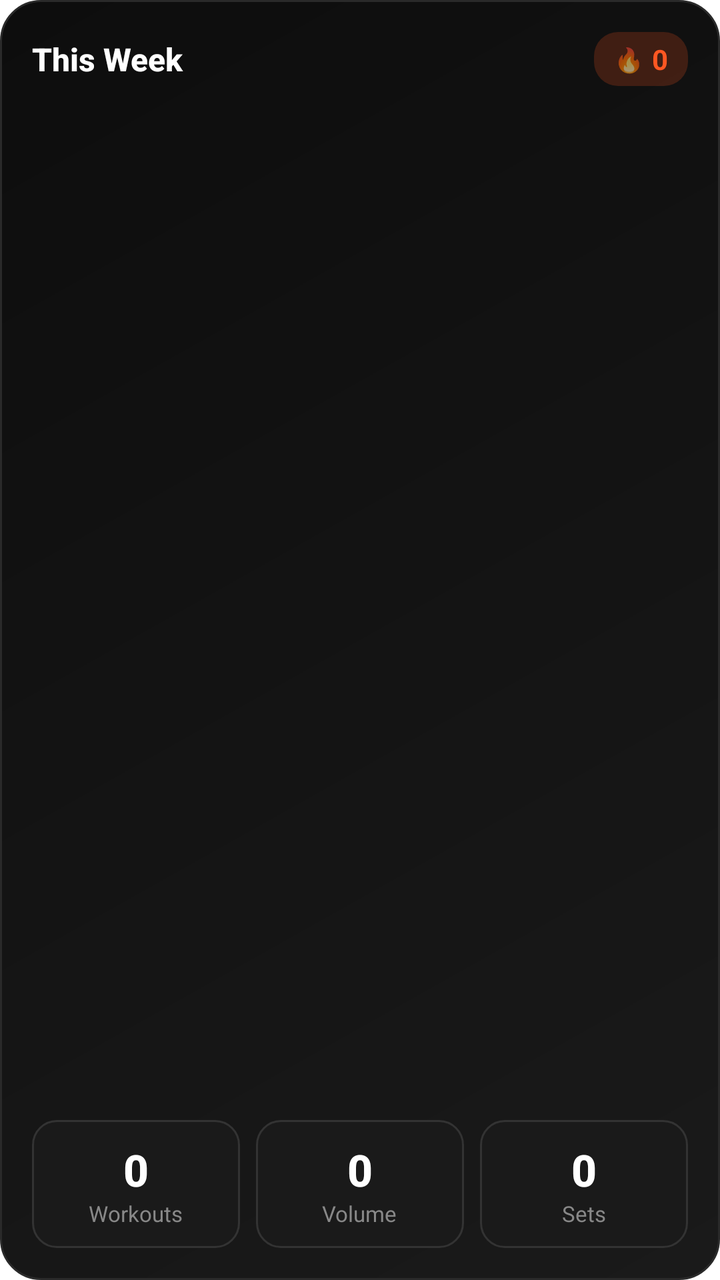
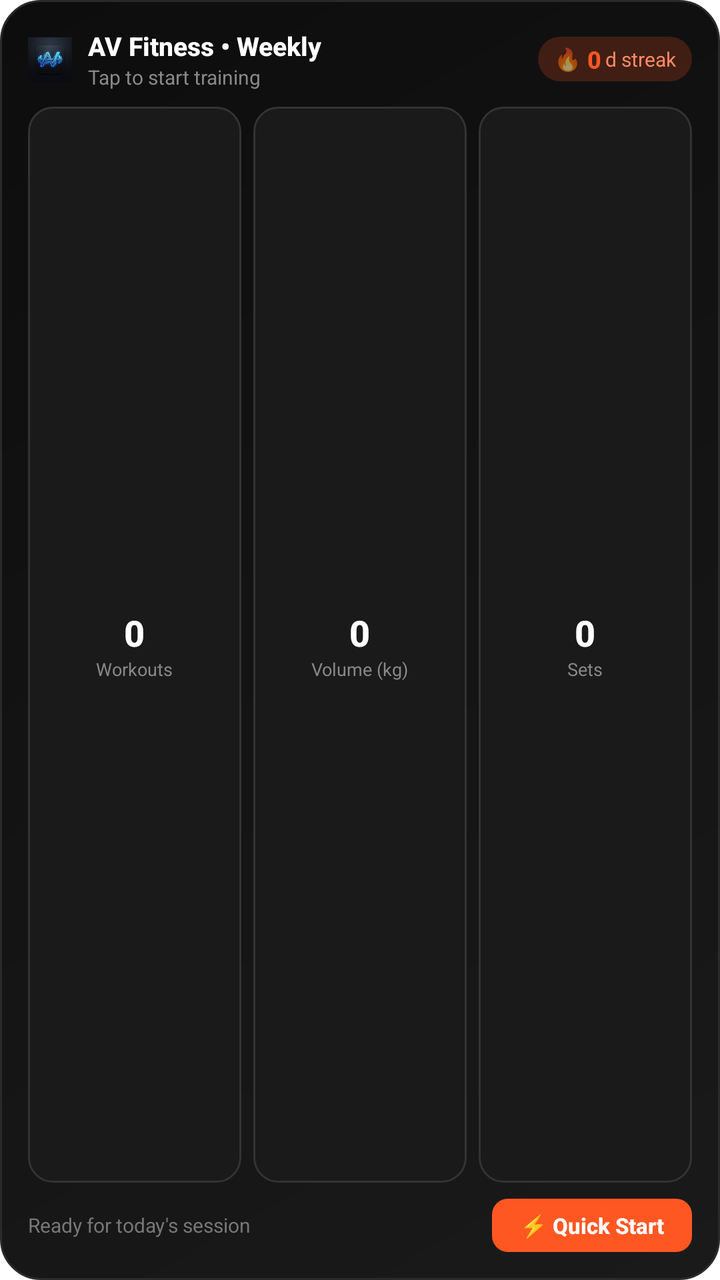

Before-and-after screenshots of an Android layout around one commit, followed by the original layout XML and the change that was made.
<!-- AndroidManifest.xml: fallback theme Theme.MaterialComponents.DayNight.NoActionBar -->
<!-- res/layout/widget_4x2.xml -->
<?xml version="1.0" encoding="utf-8"?>
<LinearLayout xmlns:android="http://schemas.android.com/apk/res/android"
    android:id="@+id/widget_container"
    android:layout_width="match_parent"
    android:layout_height="match_parent"
    android:orientation="vertical"
    android:background="@drawable/widget_bg"
    android:padding="16dp">

    
    <LinearLayout
        android:layout_width="match_parent"
        android:layout_height="wrap_content"
        android:orientation="horizontal"
        android:gravity="center_vertical">

        <TextView
            android:layout_width="0dp"
            android:layout_height="wrap_content"
            android:layout_weight="1"
            android:text="This Week"
            android:textColor="#FFFFFF"
            android:textSize="16sp"
            android:textStyle="bold"
            android:fontFamily="sans-serif-medium" />

        <LinearLayout
            android:layout_width="wrap_content"
            android:layout_height="wrap_content"
            android:orientation="horizontal"
            android:background="@drawable/widget_accent_bg"
            android:paddingStart="10dp"
            android:paddingEnd="10dp"
            android:paddingTop="4dp"
            android:paddingBottom="4dp"
            android:gravity="center">

            <TextView
                android:layout_width="wrap_content"
                android:layout_height="wrap_content"
                android:text="🔥"
                android:textSize="12sp" />

            <TextView
                android:id="@+id/streak_count"
                android:layout_width="wrap_content"
                android:layout_height="wrap_content"
                android:text="0"
                android:textColor="#FF5722"
                android:textSize="14sp"
                android:textStyle="bold"
                android:layout_marginStart="4dp" />
        </LinearLayout>
    </LinearLayout>

    
    <View
        android:layout_width="match_parent"
        android:layout_height="0dp"
        android:layout_weight="1" />

    
    <LinearLayout
        android:layout_width="match_parent"
        android:layout_height="wrap_content"
        android:orientation="horizontal"
        android:gravity="center">

        
        <LinearLayout
            android:layout_width="0dp"
            android:layout_height="wrap_content"
            android:layout_weight="1"
            android:orientation="vertical"
            android:gravity="center"
            android:background="@drawable/widget_stat_card_bg"
            android:padding="10dp"
            android:layout_marginEnd="4dp">

            <TextView
                android:id="@+id/weekly_workouts"
                android:layout_width="wrap_content"
                android:layout_height="wrap_content"
                android:text="0"
                android:textColor="#FFFFFF"
                android:textSize="22sp"
                android:textStyle="bold"
                android:fontFamily="sans-serif-medium" />

            <TextView
                android:layout_width="wrap_content"
                android:layout_height="wrap_content"
                android:text="Workouts"
                android:textColor="#888888"
                android:textSize="11sp" />
        </LinearLayout>

        
        <LinearLayout
            android:layout_width="0dp"
            android:layout_height="wrap_content"
            android:layout_weight="1"
            android:orientation="vertical"
            android:gravity="center"
            android:background="@drawable/widget_stat_card_bg"
            android:padding="10dp"
            android:layout_marginStart="4dp"
            android:layout_marginEnd="4dp">

            <TextView
                android:id="@+id/weekly_volume"
                android:layout_width="wrap_content"
                android:layout_height="wrap_content"
                android:text="0"
                android:textColor="#FFFFFF"
                android:textSize="22sp"
                android:textStyle="bold"
                android:fontFamily="sans-serif-medium" />

            <TextView
                android:layout_width="wrap_content"
                android:layout_height="wrap_content"
                android:text="Volume"
                android:textColor="#888888"
                android:textSize="11sp" />
        </LinearLayout>

        
        <LinearLayout
            android:layout_width="0dp"
            android:layout_height="wrap_content"
            android:layout_weight="1"
            android:orientation="vertical"
            android:gravity="center"
            android:background="@drawable/widget_stat_card_bg"
            android:padding="10dp"
            android:layout_marginStart="4dp">

            <TextView
                android:id="@+id/weekly_sets"
                android:layout_width="wrap_content"
                android:layout_height="wrap_content"
                android:text="0"
                android:textColor="#FFFFFF"
                android:textSize="22sp"
                android:textStyle="bold"
                android:fontFamily="sans-serif-medium" />

            <TextView
                android:layout_width="wrap_content"
                android:layout_height="wrap_content"
                android:text="Sets"
                android:textColor="#888888"
                android:textSize="11sp" />
        </LinearLayout>
    </LinearLayout>
</LinearLayout>
<!-- resources referenced by this layout -->
<resources>
  <!-- drawable widget_accent_bg (drawable) -->
  <?xml version="1.0" encoding="utf-8"?>
  <shape xmlns:android="http://schemas.android.com/apk/res/android">
      <solid android:color="#33FF5722" />
      <corners android:radius="12dp" />
  </shape>
  <!-- drawable widget_bg (drawable) -->
  <?xml version="1.0" encoding="utf-8"?>
  <shape xmlns:android="http://schemas.android.com/apk/res/android">
      <gradient
          android:startColor="#1A1A1A"
          android:endColor="#0D0D0D"
          android:angle="135"
          android:type="linear" />
      <corners android:radius="20dp" />
      <stroke android:width="1dp" android:color="#2A2A2A" />
  </shape>
  <!-- drawable widget_stat_card_bg (drawable) -->
  <?xml version="1.0" encoding="utf-8"?>
  <shape xmlns:android="http://schemas.android.com/apk/res/android">
      <solid android:color="#1A1A1A" />
      <corners android:radius="12dp" />
      <stroke android:width="1dp" android:color="#333333" />
  </shape>
</resources>

<!-- the commit's change to res/layout/widget_4x2.xml (unified diff, before → after) -->
@@ -5,7 +5,7 @@
     android:layout_height="match_parent"
     android:orientation="vertical"
     android:background="@drawable/widget_bg"
-    android:padding="16dp">
+    android:padding="14dp">
 
     
     <LinearLayout
@@ -14,32 +14,56 @@
         android:orientation="horizontal"
         android:gravity="center_vertical">
 
-        <TextView
-            android:layout_width="0dp"
-            android:layout_height="wrap_content"
-            android:layout_weight="1"
-            android:text="This Week"
-            android:textColor="#FFFFFF"
-            android:textSize="16sp"
-            android:textStyle="bold"
-            android:fontFamily="sans-serif-medium" />
-
+        <ImageView
+            android:layout_width="22dp"
+            android:layout_height="22dp"
+            android:src="@mipmap/launcher_icon" />
+
+        <LinearLayout
+            android:layout_width="0dp"
+            android:layout_height="wrap_content"
+            android:layout_weight="1"
+            android:orientation="vertical"
+            android:layout_marginStart="8dp">
+
+            <TextView
+                android:layout_width="wrap_content"
+                android:layout_height="wrap_content"
+                android:text="AV Fitness • Weekly"
+                android:textColor="#FFFFFF"
+                android:textSize="13sp"
+                android:textStyle="bold"
+                android:fontFamily="sans-serif-medium" />
+
+            <TextView
+                android:id="@+id/last_workout_label"
+                android:layout_width="wrap_content"
+                android:layout_height="wrap_content"
+                android:text="Tap to start training"
+                android:textColor="#888888"
+                android:textSize="10sp"
+                android:fontFamily="sans-serif"
+                android:maxLines="1"
+                android:ellipsize="end" />
+        </LinearLayout>
+
+        
         <LinearLayout
             android:layout_width="wrap_content"
             android:layout_height="wrap_content"
             android:orientation="horizontal"
             android:background="@drawable/widget_accent_bg"
-            android:paddingStart="10dp"
-            android:paddingEnd="10dp"
-            android:paddingTop="4dp"
-            android:paddingBottom="4dp"
+            android:paddingStart="8dp"
+            android:paddingEnd="8dp"
+            android:paddingTop="3dp"
+            android:paddingBottom="3dp"
             android:gravity="center">
 
             <TextView
                 android:layout_width="wrap_content"
                 android:layout_height="wrap_content"
                 android:text="🔥"
-                android:textSize="12sp" />
+                android:textSize="11sp" />
 
             <TextView
                 android:id="@+id/streak_count"
@@ -47,111 +71,163 @@
                 android:layout_height="wrap_content"
                 android:text="0"
                 android:textColor="#FF5722"
-                android:textSize="14sp"
-                android:textStyle="bold"
-                android:layout_marginStart="4dp" />
+                android:textSize="12sp"
+                android:textStyle="bold"
+                android:fontFamily="sans-serif-medium"
+                android:layout_marginStart="3dp" />
+
+            <TextView
+                android:layout_width="wrap_content"
+                android:layout_height="wrap_content"
+                android:text="d streak"
+                android:textColor="#FF8A65"
+                android:textSize="10sp"
+                android:fontFamily="sans-serif"
+                android:layout_marginStart="2dp" />
         </LinearLayout>
     </LinearLayout>
 
     
-    <View
+    <LinearLayout
         android:layout_width="match_parent"
         android:layout_height="0dp"
-        android:layout_weight="1" />
+        android:layout_weight="1"
+        android:orientation="horizontal"
+        android:gravity="center_vertical"
+        android:layout_marginTop="8dp"
+        android:layout_marginBottom="8dp">
+
+        
+        <LinearLayout
+            android:layout_width="0dp"
+            android:layout_height="match_parent"
+            android:layout_weight="1"
+            android:orientation="vertical"
+            android:gravity="center"
+            android:background="@drawable/widget_stat_card_bg"
+            android:padding="6dp"
+            android:layout_marginEnd="4dp">
+
+            <TextView
+                android:id="@+id/weekly_workouts"
+                android:layout_width="wrap_content"
+                android:layout_height="wrap_content"
+                android:text="0"
+                android:textColor="#FFFFFF"
+                android:textSize="18sp"
+                android:textStyle="bold"
+                android:fontFamily="sans-serif-medium" />
+
+            <TextView
+                android:layout_width="wrap_content"
+                android:layout_height="wrap_content"
+                android:text="Workouts"
+                android:textColor="#888888"
+                android:textSize="9sp"
+                android:fontFamily="sans-serif" />
+        </LinearLayout>
+
+        
+        <LinearLayout
+            android:layout_width="0dp"
+            android:layout_height="match_parent"
+            android:layout_weight="1"
+            android:orientation="vertical"
+            android:gravity="center"
+            android:background="@drawable/widget_stat_card_bg"
+            android:padding="6dp"
+            android:layout_marginStart="2dp"
+            android:layout_marginEnd="2dp">
+
+            <TextView
+                android:id="@+id/weekly_volume"
+                android:layout_width="wrap_content"
+                android:layout_height="wrap_content"
+                android:text="0"
+                android:textColor="#FFFFFF"
+                android:textSize="18sp"
+                android:textStyle="bold"
+                android:fontFamily="sans-serif-medium" />
+
+            <TextView
+                android:layout_width="wrap_content"
+                android:layout_height="wrap_content"
+                android:text="Volume (kg)"
+                android:textColor="#888888"
+                android:textSize="9sp"
+                android:fontFamily="sans-serif" />
+        </LinearLayout>
+
+        
+        <LinearLayout
+            android:layout_width="0dp"
+            android:layout_height="match_parent"
+            android:layout_weight="1"
+            android:orientation="vertical"
+            android:gravity="center"
+            android:background="@drawable/widget_stat_card_bg"
+            android:padding="6dp"
+            android:layout_marginStart="4dp">
+
+            <TextView
+                android:id="@+id/weekly_sets"
+                android:layout_width="wrap_content"
+                android:layout_height="wrap_content"
+                android:text="0"
+                android:textColor="#FFFFFF"
+                android:textSize="18sp"
+                android:textStyle="bold"
+                android:fontFamily="sans-serif-medium" />
+
+            <TextView
+                android:layout_width="wrap_content"
+                android:layout_height="wrap_content"
+                android:text="Sets"
+                android:textColor="#888888"
+                android:textSize="9sp"
+                android:fontFamily="sans-serif" />
+        </LinearLayout>
+    </LinearLayout>
 
     
     <LinearLayout
         android:layout_width="match_parent"
         android:layout_height="wrap_content"
         android:orientation="horizontal"
-        android:gravity="center">
-
-        
-        <LinearLayout
-            android:layout_width="0dp"
-            android:layout_height="wrap_content"
-            android:layout_weight="1"
-            android:orientation="vertical"
-            android:gravity="center"
-            android:background="@drawable/widget_stat_card_bg"
-            android:padding="10dp"
-            android:layout_marginEnd="4dp">
-
-            <TextView
-                android:id="@+id/weekly_workouts"
-                android:layout_width="wrap_content"
-                android:layout_height="wrap_content"
-                android:text="0"
-                android:textColor="#FFFFFF"
-                android:textSize="22sp"
-                android:textStyle="bold"
-                android:fontFamily="sans-serif-medium" />
-
-            <TextView
-                android:layout_width="wrap_content"
-                android:layout_height="wrap_content"
-                android:text="Workouts"
-                android:textColor="#888888"
-                android:textSize="11sp" />
-        </LinearLayout>
-
-        
-        <LinearLayout
-            android:layout_width="0dp"
-            android:layout_height="wrap_content"
-            android:layout_weight="1"
-            android:orientation="vertical"
-            android:gravity="center"
-            android:background="@drawable/widget_stat_card_bg"
-            android:padding="10dp"
-            android:layout_marginStart="4dp"
-            android:layout_marginEnd="4dp">
-
-            <TextView
-                android:id="@+id/weekly_volume"
-                android:layout_width="wrap_content"
-                android:layout_height="wrap_content"
-                android:text="0"
-                android:textColor="#FFFFFF"
-                android:textSize="22sp"
-                android:textStyle="bold"
-                android:fontFamily="sans-serif-medium" />
-
-            <TextView
-                android:layout_width="wrap_content"
-                android:layout_height="wrap_content"
-                android:text="Volume"
-                android:textColor="#888888"
-                android:textSize="11sp" />
-        </LinearLayout>
-
-        
-        <LinearLayout
-            android:layout_width="0dp"
-            android:layout_height="wrap_content"
-            android:layout_weight="1"
-            android:orientation="vertical"
-            android:gravity="center"
-            android:background="@drawable/widget_stat_card_bg"
-            android:padding="10dp"
-            android:layout_marginStart="4dp">
-
-            <TextView
-                android:id="@+id/weekly_sets"
-                android:layout_width="wrap_content"
-                android:layout_height="wrap_content"
-                android:text="0"
-                android:textColor="#FFFFFF"
-                android:textSize="22sp"
-                android:textStyle="bold"
-                android:fontFamily="sans-serif-medium" />
-
-            <TextView
-                android:layout_width="wrap_content"
-                android:layout_height="wrap_content"
-                android:text="Sets"
-                android:textColor="#888888"
-                android:textSize="11sp" />
+        android:gravity="center_vertical">
+
+        <TextView
+            android:id="@+id/last_workout_date"
+            android:layout_width="0dp"
+            android:layout_height="wrap_content"
+            android:layout_weight="1"
+            android:text="Ready for today's session"
+            android:textColor="#777777"
+            android:textSize="10sp"
+            android:fontFamily="sans-serif"
+            android:maxLines="1"
+            android:ellipsize="end" />
+
+        <LinearLayout
+            android:id="@+id/btn_start_workout"
+            android:layout_width="wrap_content"
+            android:layout_height="wrap_content"
+            android:orientation="horizontal"
+            android:background="@drawable/widget_button_bg"
+            android:paddingStart="14dp"
+            android:paddingEnd="14dp"
+            android:paddingTop="6dp"
+            android:paddingBottom="6dp"
+            android:gravity="center">
+
+            <TextView
+                android:layout_width="wrap_content"
+                android:layout_height="wrap_content"
+                android:text="⚡ Quick Start"
+                android:textColor="#FFFFFF"
+                android:textSize="11sp"
+                android:textStyle="bold"
+                android:fontFamily="sans-serif-medium" />
         </LinearLayout>
     </LinearLayout>
 </LinearLayout>
<!-- resource entries referenced after the edit -->
@@ -17,6 +17,12 @@
       <corners android:radius="20dp" />
       <stroke android:width="1dp" android:color="#2A2A2A" />
   </shape>
+  <!-- drawable widget_button_bg (drawable) -->
+  <?xml version="1.0" encoding="utf-8"?>
+  <shape xmlns:android="http://schemas.android.com/apk/res/android">
+      <solid android:color="#FF5722" />
+      <corners android:radius="8dp" />
+  </shape>
   <!-- drawable widget_stat_card_bg (drawable) -->
   <?xml version="1.0" encoding="utf-8"?>
   <shape xmlns:android="http://schemas.android.com/apk/res/android">
@@ -24,5 +30,6 @@
       <corners android:radius="12dp" />
       <stroke android:width="1dp" android:color="#333333" />
   </shape>
+  <!-- mipmap launcher_icon: png bitmap (mipmap-hdpi, 6231 bytes) -->
 </resources>
 
